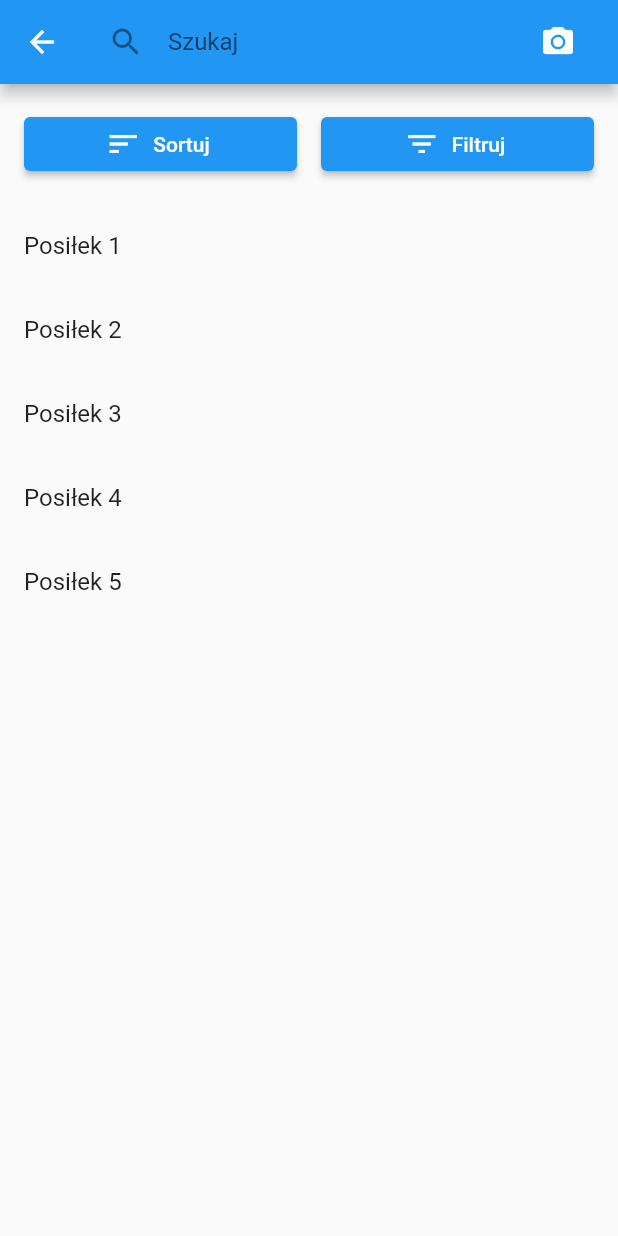
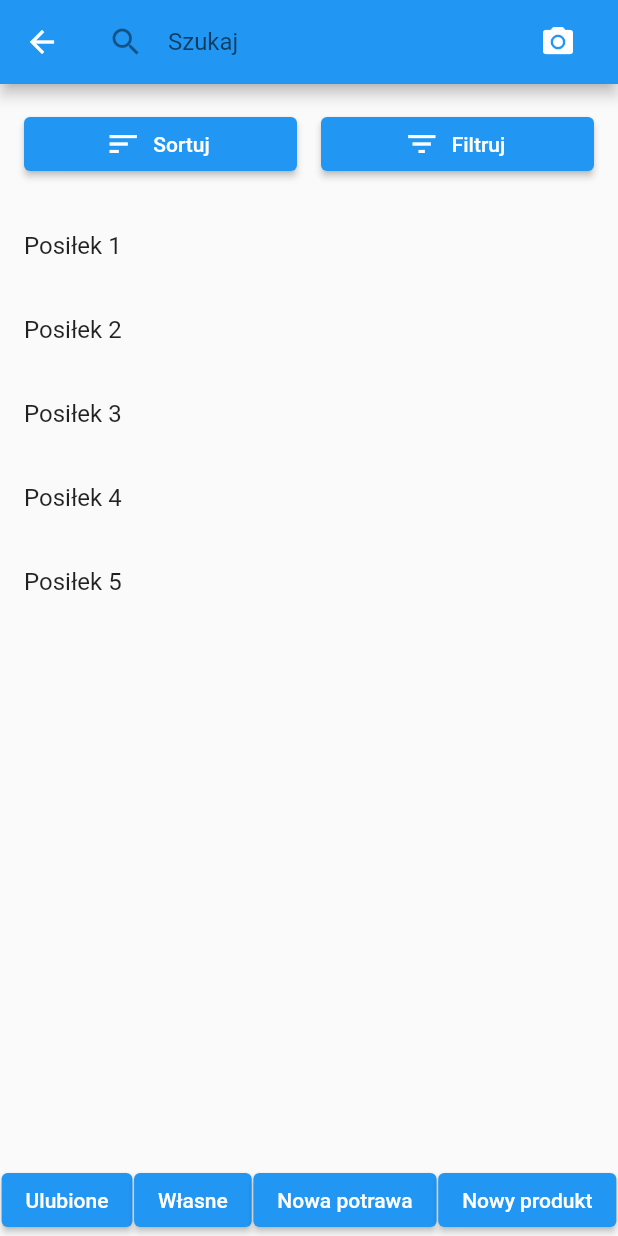
Before and after one commit to ihashand/fridger_app, a Flutter app: the AddFoodToMealWidget screen opened directly, on a phone screen of 412 x 824 dp. Run offline on Flutter 3.47's test engine with Material 2 defaults, Android fonts, the phone set to English and light mode, and no system bars.

Commit message:
Ulubione, wlasne, nowa potrawa/produkt

```diff
--- a/lib/ui/widgets/add_food_to_meal_widget.dart
+++ b/lib/ui/widgets/add_food_to_meal_widget.dart
@@ -67,6 +67,35 @@ class AddFoodToMealWidget extends StatelessWidget {
               },
             ),
           ),
+          Row(
+            mainAxisAlignment: MainAxisAlignment.spaceEvenly,
+            children: [
+              ElevatedButton(
+                onPressed: () {
+                  // Obsługa naciśnięcia przycisku Ulubione
+                },
+                child: const Text('Ulubione'),
+              ),
+              ElevatedButton(
+                onPressed: () {
+                  // Obsługa naciśnięcia przycisku Własne
+                },
+                child: const Text('Własne'),
+              ),
+              ElevatedButton(
+                onPressed: () {
+                  // Obsługa naciśnięcia przycisku Nowa potrawa
+                },
+                child: const Text('Nowa potrawa'),
+              ),
+              ElevatedButton(
+                onPressed: () {
+                  // Obsługa naciśnięcia przycisku Nowy produkt
+                },
+                child: const Text('Nowy produkt'),
+              ),
+            ],
+          ),
         ],
       ),
     );
```
